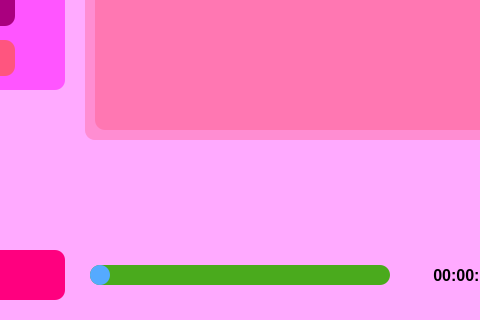
This is mainwindow.ui in M0tgh3y/music-player-qt as Qt 5 draws it before an edit; both pictures show x 255 to 735 and y 230 to 550 of the 880 by 550 pixel window. The edited form follows.
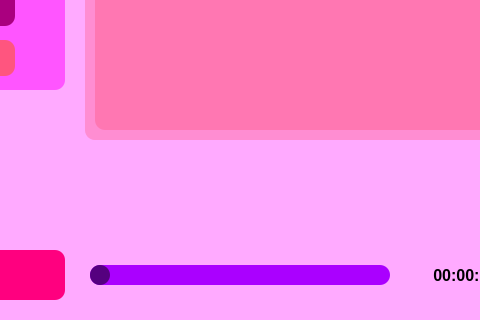
This is the edited form. Icons and pictures are not drawn.

Diff of the .ui file:
```diff
--- a/mainwindow.ui
+++ b/mainwindow.ui
@@ -511,13 +511,13 @@
       <string notr="true">QSlider::groove:horizontal{
 height: 20px;
 
-background: rgb(74, 170, 29);
+background: rgb(170, 0, 255);
 
 border-radius: 10px;
 }
 
 QSlider::handle:horizontal{
-background: rgb(85, 170, 255);
+background: rgb(85, 0, 127);
 width: 20px;
 border-radius: 10px;
 
```
